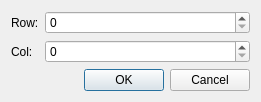
The window that XS/source/Game/SizeDialog.ui (xenginez/X) describes before a commit, drawn with Qt 5.
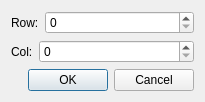
The same window after the commit.

Diff of the .ui file:
```diff
--- a/XS/source/Game/SizeDialog.ui
+++ b/XS/source/Game/SizeDialog.ui
@@ -6,8 +6,8 @@
    <rect>
     <x>0</x>
     <y>0</y>
-    <width>261</width>
-    <height>95</height>
+    <width>205</width>
+    <height>97</height>
    </rect>
   </property>
   <property name="windowTitle">
@@ -15,25 +15,29 @@
   </property>
   <layout class="QVBoxLayout" name="verticalLayout">
    <item>
-    <layout class="QFormLayout" name="formLayout">
-     <item row="0" column="0">
+    <layout class="QHBoxLayout" name="horizontalLayout" stretch="0,1">
+     <item>
       <widget class="QLabel" name="label">
        <property name="text">
         <string>Row:</string>
        </property>
       </widget>
      </item>
-     <item row="1" column="0">
+     <item>
+      <widget class="QSpinBox" name="row"/>
+     </item>
+    </layout>
+   </item>
+   <item>
+    <layout class="QHBoxLayout" name="horizontalLayout_2" stretch="0,1">
+     <item>
       <widget class="QLabel" name="label_2">
        <property name="text">
         <string>Col:</string>
        </property>
       </widget>
      </item>
-     <item row="0" column="1">
-      <widget class="QSpinBox" name="row"/>
-     </item>
-     <item row="1" column="1">
+     <item>
       <widget class="QSpinBox" name="col"/>
      </item>
     </layout>
```
